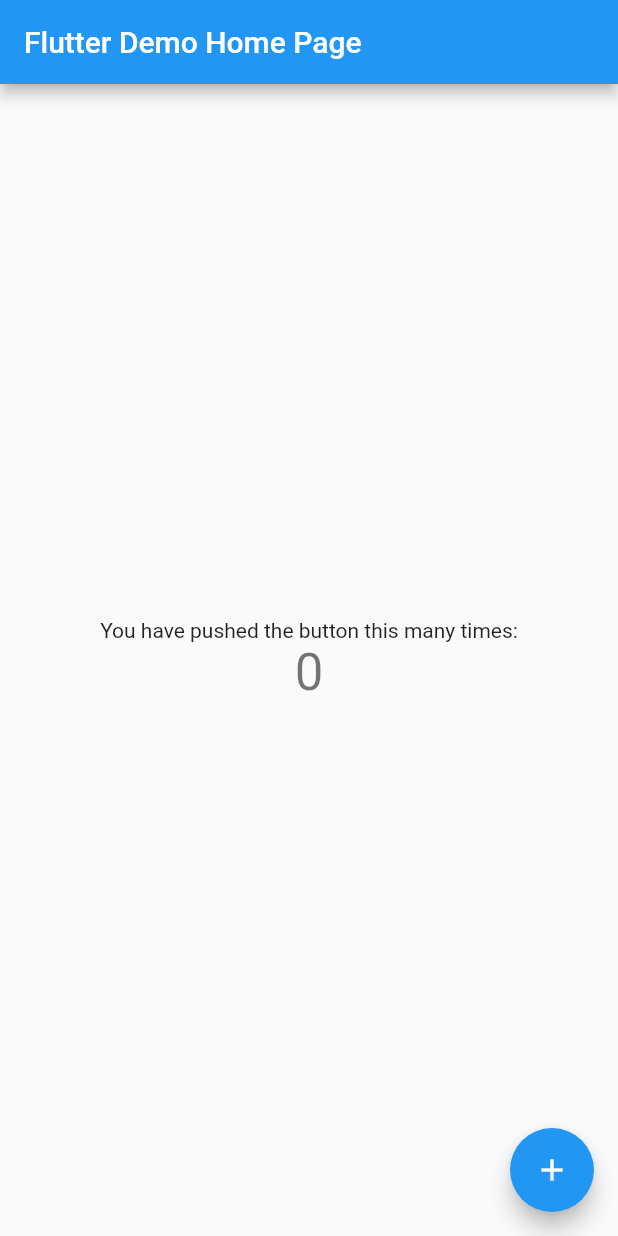
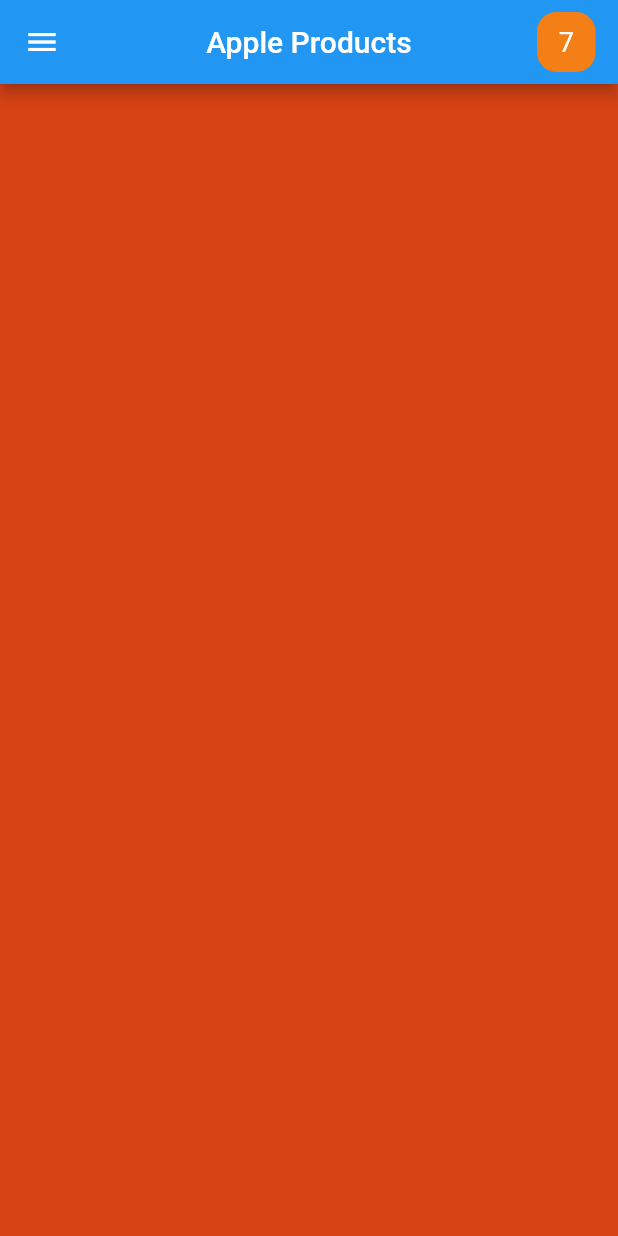
Before and after one commit to HasanRaximov/Apple_shop, a Flutter app: the screen it shows after launch, on a phone screen of 412 x 824 dp. Run offline on Flutter 3.47's test engine with Material 2 defaults, Android fonts, the phone set to English and light mode, and no system bars.

Commit message:
maindart changes

```diff
--- a/lib/main.dart
+++ b/lib/main.dart
@@ -1,3 +1,4 @@
+import 'package:flutter/cupertino.dart';
 import 'package:flutter/material.dart';
 
 void main() {
@@ -7,109 +8,66 @@ void main() {
 class MyApp extends StatelessWidget {
   const MyApp({super.key});
 
-  // This widget is the root of your application.
   @override
   Widget build(BuildContext context) {
     return MaterialApp(
+      debugShowCheckedModeBanner: false,
       title: 'Flutter Demo',
       theme: ThemeData(
-        // This is the theme of your application.
-        //
-        // Try running your application with "flutter run". You'll see the
-        // application has a blue toolbar. Then, without quitting the app, try
-        // changing the primarySwatch below to Colors.green and then invoke
-        // "hot reload" (press "r" in the console where you ran "flutter run",
-        // or simply save your changes to "hot reload" in a Flutter IDE).
-        // Notice that the counter didn't reset back to zero; the application
-        // is not restarted.
         primarySwatch: Colors.blue,
       ),
-      home: const MyHomePage(title: 'Flutter Demo Home Page'),
+      home: const AppleshopUI(),
     );
   }
 }
 
-class MyHomePage extends StatefulWidget {
-  const MyHomePage({super.key, required this.title});
-
-  // This widget is the home page of your application. It is stateful, meaning
-  // that it has a State object (defined below) that contains fields that affect
-  // how it looks.
-
-  // This class is the configuration for the state. It holds the values (in this
-  // case the title) provided by the parent (in this case the App widget) and
-  // used by the build method of the State. Fields in a Widget subclass are
-  // always marked "final".
-
-  final String title;
+class AppleshopUI extends StatefulWidget {
+  const AppleshopUI({Key? key}) : super(key: key);
 
   @override
-  State<MyHomePage> createState() => _MyHomePageState();
+  State<AppleshopUI> createState() => _AppleshopUIState();
 }
 
-class _MyHomePageState extends State<MyHomePage> {
-  int _counter = 0;
-
-  void _incrementCounter() {
-    setState(() {
-      // This call to setState tells the Flutter framework that something has
-      // changed in this State, which causes it to rerun the build method below
-      // so that the display can reflect the updated values. If we changed
-      // _counter without calling setState(), then the build method would not be
-      // called again, and so nothing would appear to happen.
-      _counter++;
-    });
-  }
-
+class _AppleshopUIState extends State<AppleshopUI> {
   @override
   Widget build(BuildContext context) {
-    // This method is rerun every time setState is called, for instance as done
-    // by the _incrementCounter method above.
-    //
-    // The Flutter framework has been optimized to make rerunning build methods
-    // fast, so that you can just rebuild anything that needs updating rather
-    // than having to individually change instances of widgets.
     return Scaffold(
+      backgroundColor: Color(0xffD84315),
       appBar: AppBar(
-        // Here we take the value from the MyHomePage object that was created by
-        // the App.build method, and use it to set our appbar title.
-        title: Text(widget.title),
+        title: const Text(
+          "Apple Products",
+          style: TextStyle(fontSize: 20, color: Colors.white),
+        ),
+        centerTitle: true,
+        actions: [
+          Padding(
+              padding: const EdgeInsets.only(right: 7),
+              child: Container(
+                width: 39,
+                height: 10,
+                margin: EdgeInsets.all(8),
+                child: Container(
+                  decoration: BoxDecoration(
+                      color: Color(0xfff57f17),
+                      borderRadius: BorderRadius.circular(13)),
+                  child: Center(
+                      child: Text(
+                    "7",
+                    style: TextStyle(color: Colors.white, fontSize: 18),
+                  )),
+                ),
+              )),
+        ],
       ),
-      body: Center(
-        // Center is a layout widget. It takes a single child and positions it
-        // in the middle of the parent.
-        child: Column(
-          // Column is also a layout widget. It takes a list of children and
-          // arranges them vertically. By default, it sizes itself to fit its
-          // children horizontally, and tries to be as tall as its parent.
-          //
-          // Invoke "debug painting" (press "p" in the console, choose the
-          // "Toggle Debug Paint" action from the Flutter Inspector in Android
-          // Studio, or the "Toggle Debug Paint" command in Visual Studio Code)
-          // to see the wireframe for each widget.
-          //
-          // Column has various properties to control how it sizes itself and
-          // how it positions its children. Here we use mainAxisAlignment to
-          // center the children vertically; the main axis here is the vertical
-          // axis because Columns are vertical (the cross axis would be
-          // horizontal).
-          mainAxisAlignment: MainAxisAlignment.center,
-          children: <Widget>[
-            const Text(
-              'You have pushed the button this many times:',
-            ),
-            Text(
-              '$_counter',
-              style: Theme.of(context).textTheme.headline4,
-            ),
-          ],
+      drawer: Drawer(),
+      body: SafeArea(
+        child: Container(
+          padding: EdgeInsets.all(20),
+          child: Column(
+            children: [],
+          ),
         ),
       ),
-      floatingActionButton: FloatingActionButton(
-        onPressed: _incrementCounter,
-        tooltip: 'Increment',
-        child: const Icon(Icons.add),
-      ), // This trailing comma makes auto-formatting nicer for build methods.
     );
   }
 }
```
